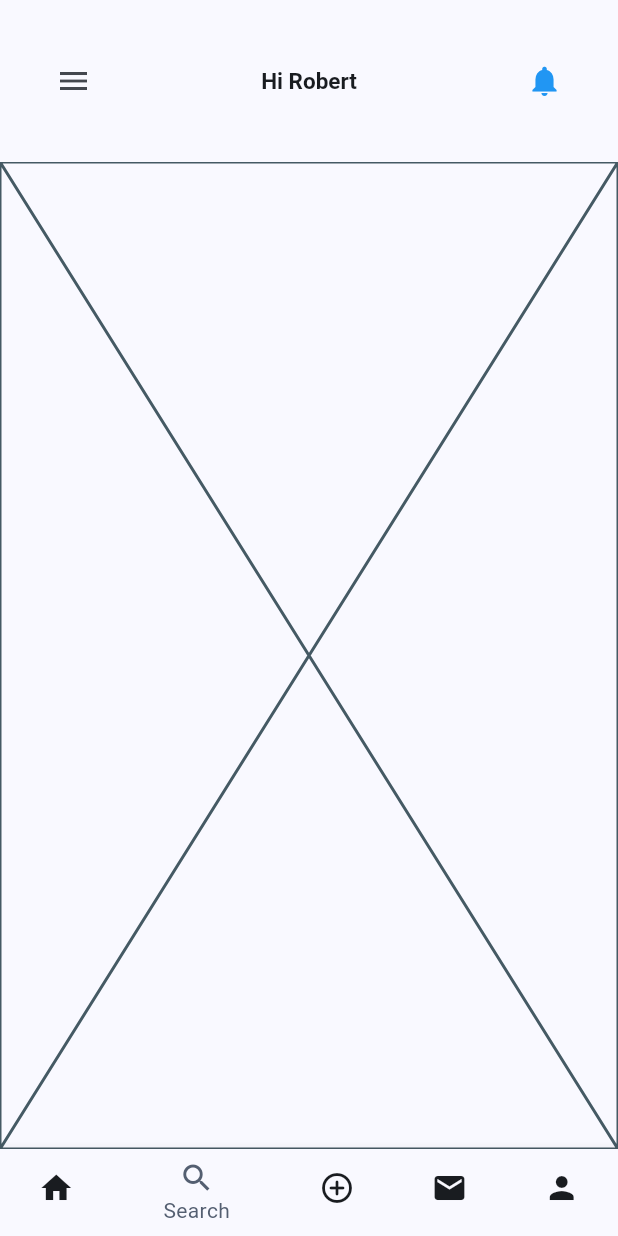
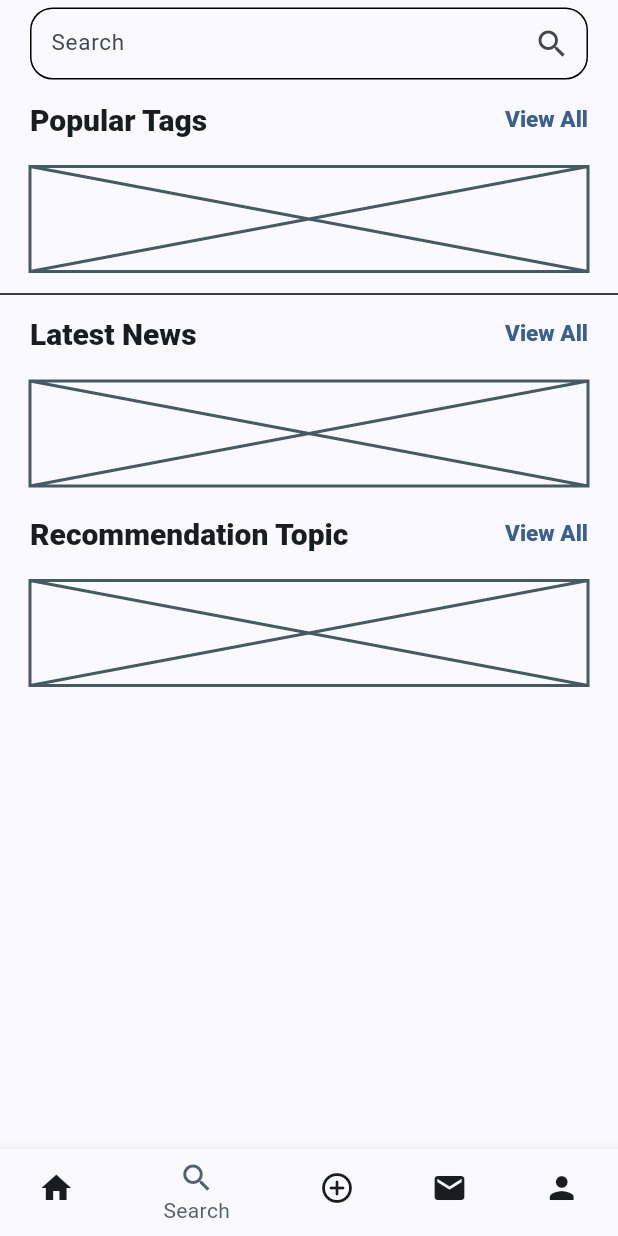
Before and after one commit to Chuckibmk/API_News, a Flutter app: the screen it shows after launch, swiped to page 2, on a phone screen of 412 x 824 dp. Run offline on Flutter 3.47's test engine with Material 3 defaults, Android fonts, the phone set to English and light mode, and no system bars; our stand-ins replace carousel_slider, get.

Commit message:
Search update

```diff
--- a/lib/screens/dashboard/dashboard.dart
+++ b/lib/screens/dashboard/dashboard.dart
@@ -2,8 +2,8 @@ import 'package:flutter/material.dart';
 // import 'package:get/route_manager.dart';
 // import 'package:api_news/routes/app/app-route-names.dart';
 // import 'package:api_news/routes/app/app-route.dart';
-import 'package:api_news/screens/dashboard/viewpost.dart';
 import 'package:api_news/screens/dashboard/home.dart';
+import 'package:api_news/screens/search/search.dart';
 // import 'package:get/route_manager.dart';
 
 class Dashboard extends StatefulWidget {
@@ -16,7 +16,6 @@ class Dashboard extends StatefulWidget {
 class _DashboardState extends State<Dashboard>
     with SingleTickerProviderStateMixin {
   //scaffold variable for drawer control, stores the state of the drawer
-  var scaffoldkey = GlobalKey<ScaffoldState>();
 
   final _controller = PageController();
   int currentIndex = 0;
@@ -34,7 +33,6 @@ class _DashboardState extends State<Dashboard>
   @override
   Widget build(BuildContext context) {
     return Scaffold(
-      key: scaffoldkey,
       drawer: const Drawer(
         shape: RoundedRectangleBorder(
           borderRadius: BorderRadius.only(
@@ -55,65 +53,12 @@ class _DashboardState extends State<Dashboard>
       body: SafeArea(
         child: Column(
           children: [
-            Container(
-              padding: const EdgeInsets.symmetric(
-                horizontal: 15,
-                vertical: 20,
-              ),
-              // color: Colors.white,
-              child: Row(
-                mainAxisAlignment: MainAxisAlignment.spaceBetween,
-                children: [
-                  Container(
-                    padding: const EdgeInsets.all(10),
-                    child: Builder(
-                      builder: (context) => IconButton(
-                        icon: const Icon(Icons.menu),
-                        onPressed: () {
-                          // use of scaffold variable store state after openEndDrawer
-                          scaffoldkey.currentState?.openDrawer();
-                        },
-                        tooltip: MaterialLocalizations.of(context)
-                            .openAppDrawerTooltip,
-                      ),
-                    ),
-                  ),
-                  RichText(
-                    textAlign: TextAlign.left,
-                    text: TextSpan(
-                      text: 'Hi Robert',
-                      style: TextStyle(
-                          color: Theme.of(context).colorScheme.onSurface,
-                          fontSize: 15,
-                          fontWeight: FontWeight.bold),
-                    ),
-                  ),
-                  Container(
-                    padding: const EdgeInsets.all(10),
-                    decoration: BoxDecoration(
-                      color: Theme.of(context).colorScheme.surface,
-                      // color: Color(0xffF8FAFB),
-                      shape: BoxShape.circle,
-                    ),
-                    child: IconButton(
-                      icon: const Icon(Icons.notifications),
-                      onPressed: () {
-                        var route =
-                            MaterialPageRoute(builder: (context) => ViewPost());
-                        Navigator.push(context, route);
-                      },
-                      color: Colors.blue,
-                    ),
-                  ),
-                ],
-              ),
-            ),
             Expanded(
               child: PageView(
                 controller: _controller,
                 children: const [
                   Home(),
-                  Placeholder(),
+                  Search(),
                   Placeholder(),
                   Placeholder(),
                   Placeholder(),
--- a/lib/screens/dashboard/home.dart
+++ b/lib/screens/dashboard/home.dart
@@ -1,5 +1,6 @@
 import 'package:flutter/material.dart';
 import 'package:api_news/screens/dashboard/tabviews.dart';
+import 'package:api_news/screens/dashboard/viewpost.dart';
 
 class Home extends StatefulWidget {
   const Home({super.key});
@@ -10,6 +11,8 @@ class Home extends StatefulWidget {
 
 class _HomeState extends State<Home> with SingleTickerProviderStateMixin {
   late TabController _tabController;
+
+  var scaffoldkey = GlobalKey<ScaffoldState>();
 
   @override
   void initState() {
@@ -29,8 +32,55 @@ class _HomeState extends State<Home> with SingleTickerProviderStateMixin {
   @override
   Widget build(BuildContext context) {
     return Scaffold(
+      key: scaffoldkey,
       body: Column(
         children: [
+          Row(
+            mainAxisAlignment: MainAxisAlignment.spaceBetween,
+            children: [
+              Container(
+                padding: const EdgeInsets.all(10),
+                child: Builder(
+                  builder: (context) => IconButton(
+                    icon: const Icon(Icons.menu),
+                    onPressed: () {
+                      // use of scaffold variable store state after openEndDrawer
+                      scaffoldkey.currentState?.openDrawer();
+                    },
+                    tooltip:
+                        MaterialLocalizations.of(context).openAppDrawerTooltip,
+                  ),
+                ),
+              ),
+              RichText(
+                textAlign: TextAlign.left,
+                text: TextSpan(
+                  text: 'Hi Robert',
+                  style: TextStyle(
+                      color: Theme.of(context).colorScheme.onSurface,
+                      fontSize: 15,
+                      fontWeight: FontWeight.bold),
+                ),
+              ),
+              Container(
+                padding: const EdgeInsets.all(10),
+                decoration: BoxDecoration(
+                  color: Theme.of(context).colorScheme.surface,
+                  // color: Color(0xffF8FAFB),
+                  shape: BoxShape.circle,
+                ),
+                child: IconButton(
+                  icon: const Icon(Icons.notifications),
+                  onPressed: () {
+                    var route =
+                        MaterialPageRoute(builder: (context) => ViewPost());
+                    Navigator.push(context, route);
+                  },
+                  color: Colors.blue,
+                ),
+              ),
+            ],
+          ),
           TabBar(
             isScrollable: true,
             controller: _tabController,
--- a/lib/screens/dashboard/viewpost.dart
+++ b/lib/screens/dashboard/viewpost.dart
@@ -61,13 +61,7 @@ class _ViewPostState extends State<ViewPost> {
         child: SafeArea(
           child: Column(
             children: [
-              Container(
-                padding: const EdgeInsets.symmetric(
-                  horizontal: 15,
-                  vertical: 20,
-                ),
-                // color: Colors.white,
-                child: Row(
+              Row(
                 mainAxisAlignment: MainAxisAlignment.spaceBetween,
                 children: [
                   Container(
@@ -103,7 +97,6 @@ class _ViewPostState extends State<ViewPost> {
                     ],
                   ),
                 ],
-                ),
               ),
               Column(
                 children: [
--- /dev/null
+++ b/lib/screens/search/search.dart
@@ -0,0 +1,177 @@
+import 'package:flutter/cupertino.dart';
+import 'package:flutter/material.dart';
+import 'package:flutter/widgets.dart';
+
+class Search extends StatefulWidget {
+  const Search({super.key});
+
+  @override
+  State<Search> createState() => _SearchState();
+}
+
+class _SearchState extends State<Search> {
+  final srchctrl = TextEditingController();
+  @override
+  Widget build(BuildContext context) {
+    return Scaffold(
+      body: SingleChildScrollView(
+        child: SafeArea(
+          child: Column(
+            children: [
+              Row(
+                mainAxisAlignment: MainAxisAlignment.center,
+                children: [
+                  Expanded(
+                    child: Container(
+                      // padding: EdgeInsets.all(30),
+                      margin: const EdgeInsets.symmetric(
+                          horizontal: 20, vertical: 5),
+                      child: TextFormField(
+                        controller: srchctrl,
+                        maxLines: 1,
+                        style: const TextStyle(
+                          fontSize: 15,
+                        ),
+                        decoration: InputDecoration(
+                            contentPadding: const EdgeInsets.all(10),
+                            enabledBorder: OutlineInputBorder(
+                              // borderSide: const BorderSide(
+                              //     color: Colors.purple, width: 3),
+                              borderRadius: BorderRadius.circular(15),
+                            ),
+                            hintText: "Search",
+                            suffixIcon: const Icon(Icons.search)),
+                      ),
+                    ),
+                  ),
+                ],
+              ),
+              Column(
+                children: [
+                  Container(
+                    margin: const EdgeInsets.symmetric(
+                        horizontal: 20, vertical: 10),
+                    child: Row(
+                      mainAxisAlignment: MainAxisAlignment.spaceBetween,
+                      children: [
+                        RichText(
+                          text: TextSpan(
+                            text: 'Popular Tags',
+                            style: TextStyle(
+                              color: Theme.of(context).colorScheme.onSurface,
+                              fontSize: 20,
+                              fontWeight: FontWeight.w900,
+                            ),
+                          ),
+                        ),
+                        RichText(
+                          text: TextSpan(
+                            text: 'View All',
+                            style: TextStyle(
+                              color: Theme.of(context).colorScheme.primary,
+                              fontSize: 15,
+                              fontWeight: FontWeight.w900,
+                            ),
+                          ),
+                        ),
+                      ],
+                    ),
+                  ),
+                  Container(
+                    height: 70,
+                    margin: const EdgeInsets.symmetric(
+                        horizontal: 20, vertical: 10),
+                    child: const Placeholder(),
+                  ),
+                ],
+              ),
+              const Divider(
+                height: 10,
+                thickness: 1,
+                color: Colors.black,
+              ),
+              Column(
+                children: [
+                  Container(
+                    margin: const EdgeInsets.symmetric(
+                        horizontal: 20, vertical: 10),
+                    child: Row(
+                      mainAxisAlignment: MainAxisAlignment.spaceBetween,
+                      children: [
+                        RichText(
+                          text: TextSpan(
+                            text: 'Latest News',
+                            style: TextStyle(
+                              color: Theme.of(context).colorScheme.onSurface,
+                              fontSize: 20,
+                              fontWeight: FontWeight.w900,
+                            ),
+                          ),
+                        ),
+                        RichText(
+                          text: TextSpan(
+                            text: 'View All',
+                            style: TextStyle(
+                              color: Theme.of(context).colorScheme.primary,
+                              fontSize: 15,
+                              fontWeight: FontWeight.w900,
+                            ),
+                          ),
+                        ),
+                      ],
+                    ),
+                  ),
+                  Container(
+                    height: 70,
+                    margin: const EdgeInsets.symmetric(
+                        horizontal: 20, vertical: 10),
+                    child: const Placeholder(),
+                  ),
+                ],
+              ),
+              Column(
+                children: [
+                  Container(
+                    margin: const EdgeInsets.symmetric(
+                        horizontal: 20, vertical: 10),
+                    child: Row(
+                      mainAxisAlignment: MainAxisAlignment.spaceBetween,
+                      children: [
+                        RichText(
+                          text: TextSpan(
+                            text: 'Recommendation Topic',
+                            style: TextStyle(
+                              color: Theme.of(context).colorScheme.onSurface,
+                              fontSize: 20,
+                              fontWeight: FontWeight.w900,
+                            ),
+                          ),
+                        ),
+                        RichText(
+                          text: TextSpan(
+                            text: 'View All',
+                            style: TextStyle(
+                              color: Theme.of(context).colorScheme.primary,
+                              fontSize: 15,
+                              fontWeight: FontWeight.w900,
+                            ),
+                          ),
+                        ),
+                      ],
+                    ),
+                  ),
+                  Container(
+                    height: 70,
+                    margin: const EdgeInsets.symmetric(
+                        horizontal: 20, vertical: 10),
+                    child: const Placeholder(),
+                  ),
+                ],
+              ),
+            ],
+          ),
+        ),
+      ),
+    );
+  }
+}
```
Lines whose indentation alone changed are shown as unchanged.
